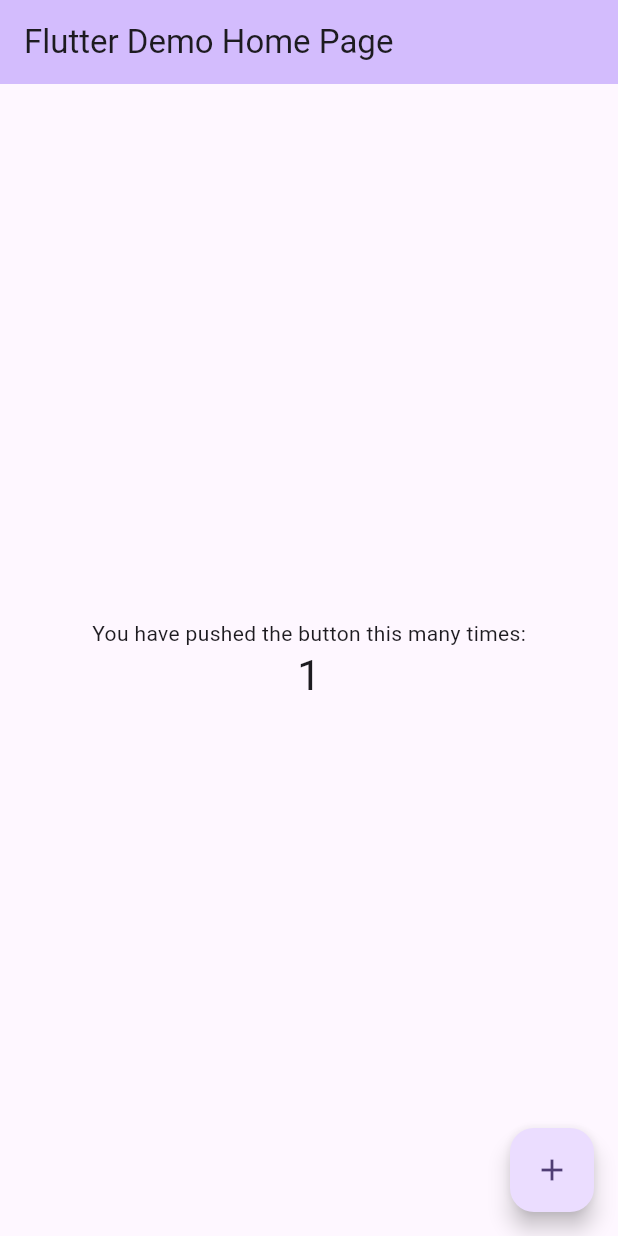
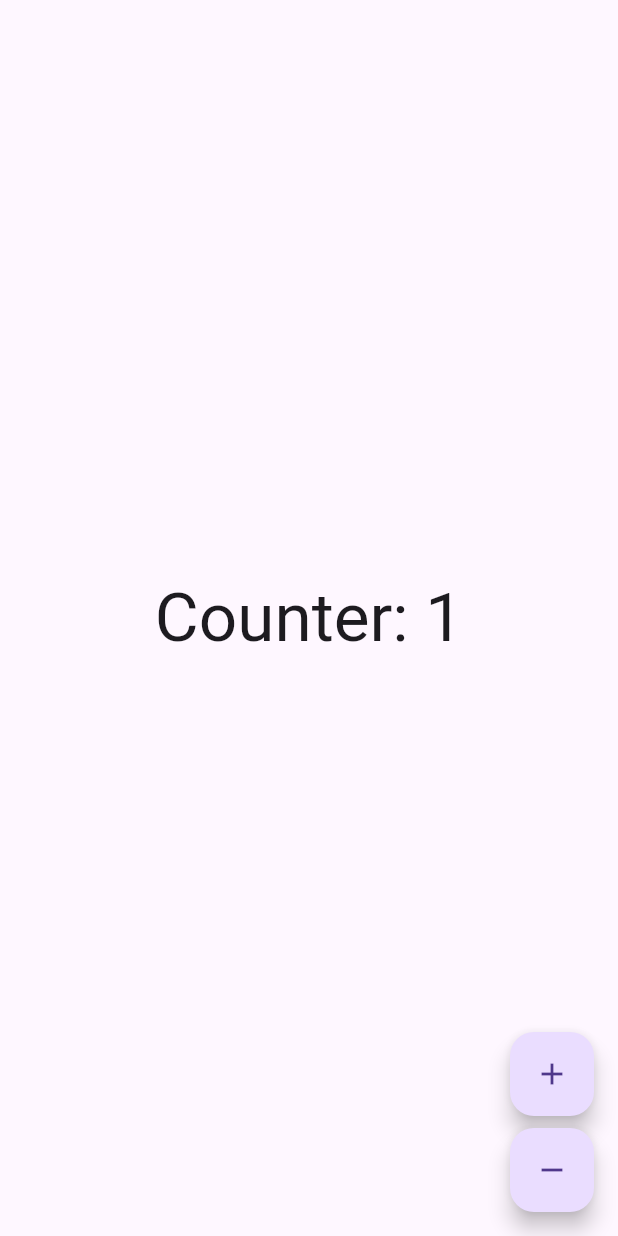
Before and after one commit to ramoRJ96/flutter_learning_journey, a Flutter app: the screen it shows after launch, after a tap on the "add" icon, on a phone screen of 412 x 824 dp. Run offline on Flutter 3.47's test engine with Material 3 defaults, Android fonts, the phone set to English and light mode, and no system bars; our stand-ins replace bloc, flutter_bloc.

Commit message:
Flutter counter using Bloc state management

```diff
--- a/analysis_options.yaml
+++ b/analysis_options.yaml
@@ -8,6 +8,9 @@
 # The following line activates a set of recommended lints for Flutter apps,
 # packages, and plugins designed to encourage good coding practices.
 include: package:flutter_lints/flutter.yaml
+
+formatter:
+  trailing_commas: preserve
 
 linter:
   # The lint rules applied to this project can be customized in the
@@ -22,7 +25,7 @@ linter:
   # producing the lint.
   rules:
     # avoid_print: false  # Uncomment to disable the `avoid_print` rule
-    # prefer_single_quotes: true  # Uncomment to enable the `prefer_single_quotes` rule
+    prefer_single_quotes: true  # Uncomment to enable the `prefer_single_quotes` rule
 
 # Additional information about this file can be found at
 # https://dart.dev/guides/language/analysis-options
--- /dev/null
+++ b/lib/bloc_state_management/flutter_counter/app.dart
@@ -0,0 +1,10 @@
+import 'package:flutter/material.dart';
+import 'counter/view/counter_page.dart';
+
+
+/// {@template counter_app}
+/// A [MaterialApp] which sets the `home` to [CounterPage].
+/// {@endtemplate}
+class CounterApp extends MaterialApp {
+  const CounterApp({super.key}) : super(home: const CounterPage());
+}
--- /dev/null
+++ b/lib/bloc_state_management/flutter_counter/counter/counter.dart
@@ -0,0 +1,2 @@
+export 'cubit/counter_cubit.dart';
+export 'view/view.dart';
--- /dev/null
+++ b/lib/bloc_state_management/flutter_counter/counter/cubit/counter_cubit.dart
@@ -0,0 +1,14 @@
+import 'package:bloc/bloc.dart';
+
+/// {@template counter_cubit}
+/// A [Cubit] which manages an [int] as its state.
+/// {@endtemplate}
+class CounterCubit extends Cubit<int> {
+   CounterCubit() : super(0);
+
+  // Add 1 to the current state
+  void increment() => emit(state + 1);
+
+  // Subtract 1 from the current state
+  void decrement() => emit(state - 1);
+}
--- /dev/null
+++ b/lib/bloc_state_management/flutter_counter/counter/view/counter_page.dart
@@ -0,0 +1,21 @@
+import 'package:flutter/material.dart';
+import 'package:flutter_bloc/flutter_bloc.dart';
+
+import '../cubit/counter_cubit.dart';
+import 'counter_view.dart';
+
+/// {@template counter_page}
+/// A [StatelessWidget] which is responsible for providing a
+/// [CounterCubit] instance to the [CounterView].
+/// {@endtemplate}
+class CounterPage extends StatelessWidget {
+  const CounterPage({super.key});
+
+  @override
+  Widget build(BuildContext context) {
+    return BlocProvider(
+      create: (_) => CounterCubit(),
+      child: const CounterView(),
+    );
+  }
+}
--- /dev/null
+++ b/lib/bloc_state_management/flutter_counter/counter/view/counter_view.dart
@@ -0,0 +1,47 @@
+import 'package:flutter/material.dart';
+import 'package:flutter_bloc/flutter_bloc.dart';
+
+import '../cubit/counter_cubit.dart';
+
+/// {@template counter_view}
+/// A [StatelessWidget] which reacts to the provided
+/// [CounterCubit] state and notifies it in response to user input.
+/// {@endtemplate}
+class CounterView extends StatelessWidget {
+  const CounterView({super.key});
+
+  @override
+  Widget build(BuildContext context) {
+    final textTheme = Theme.of(context).textTheme;
+
+    return Scaffold(
+      body: Center(
+        child: BlocBuilder<CounterCubit, int>(
+          builder: (context, state) {
+            return Text(
+              'Counter: $state',
+              style: textTheme.displayMedium,
+            );
+          },
+        ),
+      ),
+      floatingActionButton: Column(
+        mainAxisAlignment: MainAxisAlignment.end,
+        crossAxisAlignment: CrossAxisAlignment.end,
+        children: <Widget>[
+          FloatingActionButton(
+            key: const Key('counterView_increment_floatingActionButton'),
+            child: const Icon(Icons.add),
+            onPressed: () => context.read<CounterCubit>().increment(),
+          ),
+          const SizedBox(height: 8),
+          FloatingActionButton(
+            key: const Key('counterView_decrement_floatingActionButton'),
+            child: const Icon(Icons.remove),
+            onPressed: () => context.read<CounterCubit>().decrement(),
+          ),
+        ],
+      ),
+    );
+  }
+}
--- /dev/null
+++ b/lib/bloc_state_management/flutter_counter/counter/view/view.dart
@@ -0,0 +1,2 @@
+export 'counter_page.dart';
+export 'counter_view.dart';
--- /dev/null
+++ b/lib/bloc_state_management/flutter_counter/counter_observer.dart
@@ -0,0 +1,19 @@
+import 'package:bloc/bloc.dart';
+import 'package:flutter/foundation.dart';
+
+
+/// {@template counter_observer}
+/// [BlocObserver] for the counter application which
+/// observes all state changes.
+/// {@endtemplate}
+class CounterObserver extends BlocObserver {
+  const CounterObserver();
+
+  @override
+  void onChange(BlocBase<dynamic> bloc, Change<dynamic> change) {
+    super.onChange(bloc, change);
+    if (kDebugMode) {
+      print('Bloc: ${bloc.runtimeType}, Change: $change');
+    }
+  }
+}
--- a/lib/main.dart
+++ b/lib/main.dart
@@ -1,122 +1,10 @@
+import 'package:bloc/bloc.dart';
 import 'package:flutter/material.dart';
 
+import 'bloc_state_management/flutter_counter/app.dart';
+import 'bloc_state_management/flutter_counter/counter_observer.dart';
+
 void main() {
-  runApp(const MyApp());
+  Bloc.observer = const CounterObserver();
+  runApp(const CounterApp());
 }
-
-class MyApp extends StatelessWidget {
-  const MyApp({super.key});
-
-  // This widget is the root of your application.
-  @override
-  Widget build(BuildContext context) {
-    return MaterialApp(
-      title: 'Flutter Demo',
-      theme: ThemeData(
-        // This is the theme of your application.
-        //
-        // TRY THIS: Try running your application with "flutter run". You'll see
-        // the application has a purple toolbar. Then, without quitting the app,
-        // try changing the seedColor in the colorScheme below to Colors.green
-        // and then invoke "hot reload" (save your changes or press the "hot
-        // reload" button in a Flutter-supported IDE, or press "r" if you used
-        // the command line to start the app).
-        //
-        // Notice that the counter didn't reset back to zero; the application
-        // state is not lost during the reload. To reset the state, use hot
-        // restart instead.
-        //
-        // This works for code too, not just values: Most code changes can be
-        // tested with just a hot reload.
-        colorScheme: ColorScheme.fromSeed(seedColor: Colors.deepPurple),
-      ),
-      home: const MyHomePage(title: 'Flutter Demo Home Page'),
-    );
-  }
-}
-
-class MyHomePage extends StatefulWidget {
-  const MyHomePage({super.key, required this.title});
-
-  // This widget is the home page of your application. It is stateful, meaning
-  // that it has a State object (defined below) that contains fields that affect
-  // how it looks.
-
-  // This class is the configuration for the state. It holds the values (in this
-  // case the title) provided by the parent (in this case the App widget) and
-  // used by the build method of the State. Fields in a Widget subclass are
-  // always marked "final".
-
-  final String title;
-
-  @override
-  State<MyHomePage> createState() => _MyHomePageState();
-}
-
-class _MyHomePageState extends State<MyHomePage> {
-  int _counter = 0;
-
-  void _incrementCounter() {
-    setState(() {
-      // This call to setState tells the Flutter framework that something has
-      // changed in this State, which causes it to rerun the build method below
-      // so that the display can reflect the updated values. If we changed
-      // _counter without calling setState(), then the build method would not be
-      // called again, and so nothing would appear to happen.
-      _counter++;
-    });
-  }
-
-  @override
-  Widget build(BuildContext context) {
-    // This method is rerun every time setState is called, for instance as done
-    // by the _incrementCounter method above.
-    //
-    // The Flutter framework has been optimized to make rerunning build methods
-    // fast, so that you can just rebuild anything that needs updating rather
-    // than having to individually change instances of widgets.
-    return Scaffold(
-      appBar: AppBar(
-        // TRY THIS: Try changing the color here to a specific color (to
-        // Colors.amber, perhaps?) and trigger a hot reload to see the AppBar
-        // change color while the other colors stay the same.
-        backgroundColor: Theme.of(context).colorScheme.inversePrimary,
-        // Here we take the value from the MyHomePage object that was created by
-        // the App.build method, and use it to set our appbar title.
-        title: Text(widget.title),
-      ),
-      body: Center(
-        // Center is a layout widget. It takes a single child and positions it
-        // in the middle of the parent.
-        child: Column(
-          // Column is also a layout widget. It takes a list of children and
-          // arranges them vertically. By default, it sizes itself to fit its
-          // children horizontally, and tries to be as tall as its parent.
-          //
-          // Column has various properties to control how it sizes itself and
-          // how it positions its children. Here we use mainAxisAlignment to
-          // center the children vertically; the main axis here is the vertical
-          // axis because Columns are vertical (the cross axis would be
-          // horizontal).
-          //
-          // TRY THIS: Invoke "debug painting" (choose the "Toggle Debug Paint"
-          // action in the IDE, or press "p" in the console), to see the
-          // wireframe for each widget.
-          mainAxisAlignment: MainAxisAlignment.center,
-          children: <Widget>[
-            const Text('You have pushed the button this many times:'),
-            Text(
-              '$_counter',
-              style: Theme.of(context).textTheme.headlineMedium,
-            ),
-          ],
-        ),
-      ),
-      floatingActionButton: FloatingActionButton(
-        onPressed: _incrementCounter,
-        tooltip: 'Increment',
-        child: const Icon(Icons.add),
-      ), // This trailing comma makes auto-formatting nicer for build methods.
-    );
-  }
-}
--- a/pubspec.yaml
+++ b/pubspec.yaml
@@ -34,6 +34,8 @@ dependencies:
   # The following adds the Cupertino Icons font to your application.
   # Use with the CupertinoIcons class for iOS style icons.
   cupertino_icons: ^1.0.8
+  bloc: ^9.0.0
+  flutter_bloc: ^9.1.1
 
 dev_dependencies:
   flutter_test:
@@ -45,6 +47,9 @@ dev_dependencies:
   # package. See that file for information about deactivating specific lint
   # rules and activating additional ones.
   flutter_lints: ^5.0.0
+  bloc_lint: ^0.2.0
+  bloc_test: ^10.0.0
+  mocktail: ^1.0.4
 
 # For information on the generic Dart part of this file, see the
 # following page: https://dart.dev/tools/pub/pubspec
```
Also changed, not shown: pubspec.lock, 1 other file.
